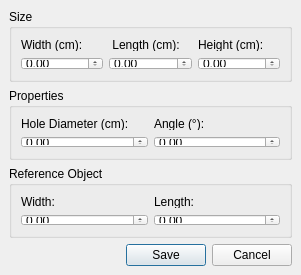
Old version of the form Sichtprüfung/Options.ui in the repository danielkos/IPRSichtpruefung.
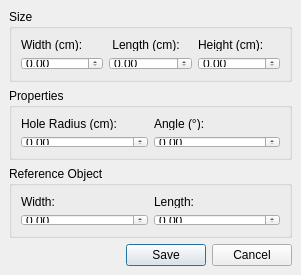
New version of the form.

Patch:
```diff
--- a/Sichtprüfung/Options.ui
+++ b/Sichtprüfung/Options.ui
@@ -114,7 +114,7 @@
        <item row="0" column="0">
         <widget class="QLabel" name="label_4">
          <property name="text">
-          <string>Hole Diameter (cm):</string>
+          <string>Hole Radius (cm):</string>
          </property>
         </widget>
        </item>
```
